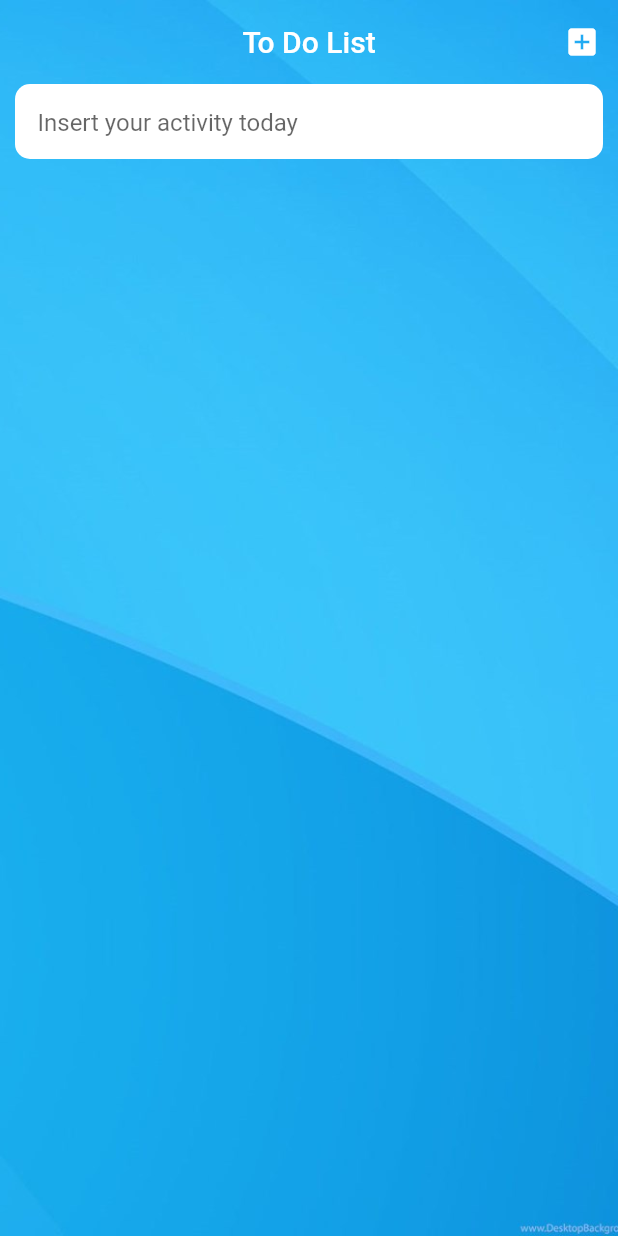
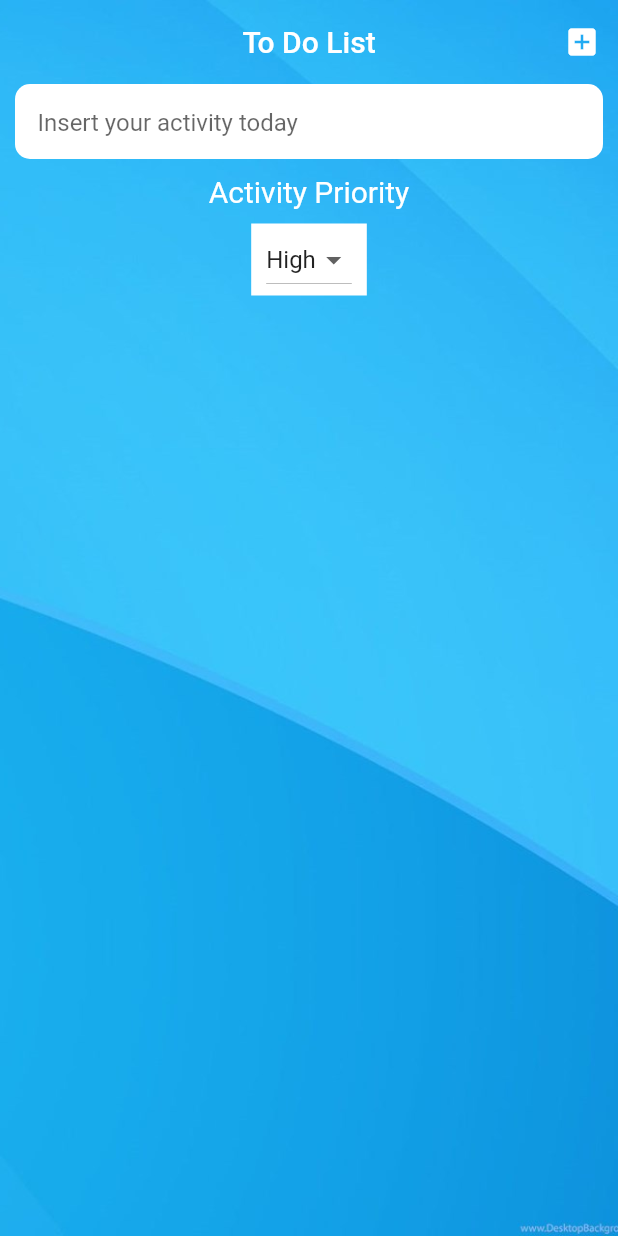
Before and after one commit to yogameleniawan/flutter_app_todolist_listview, a Flutter app: the screen it shows after launch, on a phone screen of 412 x 824 dp. Run offline on Flutter 3.47's test engine with Material 2 defaults, Android fonts, the phone set to English and light mode, and no system bars.

Commit message:
add dropdown item

```diff
--- a/lib/main.dart
+++ b/lib/main.dart
@@ -13,6 +13,15 @@ class MyApp extends StatefulWidget {
 
 class _MyAppState extends State<MyApp> {
   TextEditingController etInput = new TextEditingController();
+
+  var listItem = ["High", "Low"];
+  String _newValue = "High";
+
+  void _dropdownOnChanged(String changeValue) {
+    setState(() {
+      _newValue = changeValue;
+    });
+  }
 
   @override
   Widget build(BuildContext context) {
@@ -60,7 +69,32 @@ class _MyAppState extends State<MyApp> {
                               hintText: "Insert your activity today",
                               border: InputBorder.none,
                             ))),
-                  )
+                  ),
+                  Container(
+                    margin: EdgeInsets.only(top: 10),
+                    child: Text(
+                      "Activity Priority",
+                      style: TextStyle(color: Colors.white, fontSize: 20),
+                    ),
+                  ),
+                  Container(
+                    margin: EdgeInsets.only(top: 10),
+                    padding: EdgeInsets.only(left: 10, right: 10),
+                    decoration: BoxDecoration(
+                      color: Colors.white,
+                      // to custom border radius
+                    ),
+                    child: DropdownButton<String>(
+                      items: listItem.map((String value) {
+                        return DropdownMenuItem<String>(
+                          value: value,
+                          child: Text(value),
+                        );
+                      }).toList(),
+                      value: _newValue,
+                      onChanged: _dropdownOnChanged,
+                    ),
+                  ),
                 ],
               ),
             ),
```
